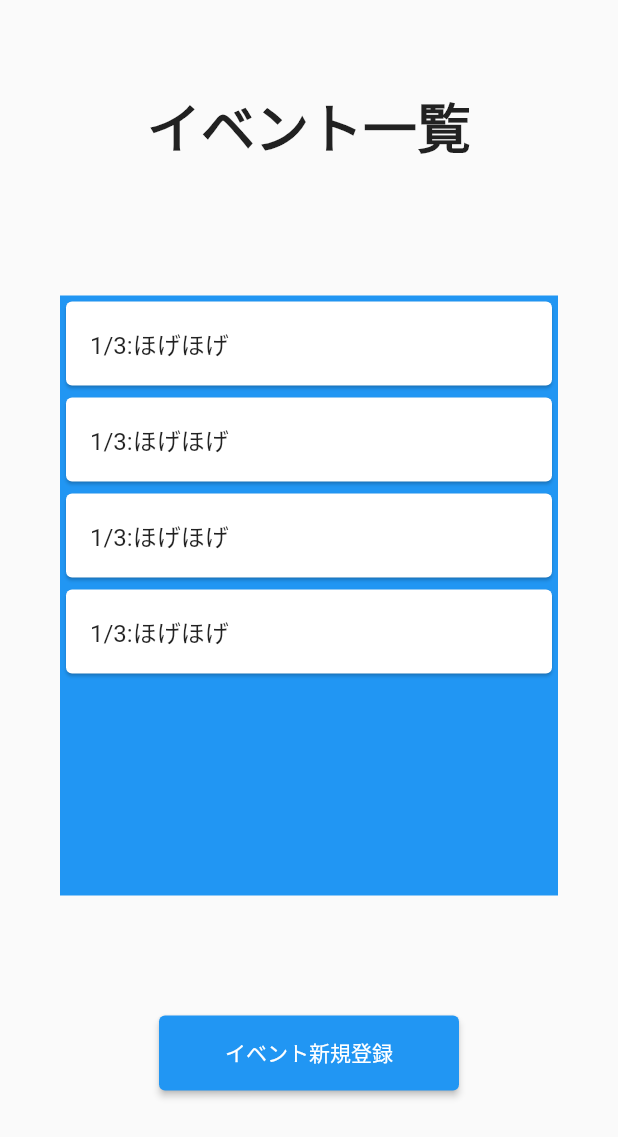
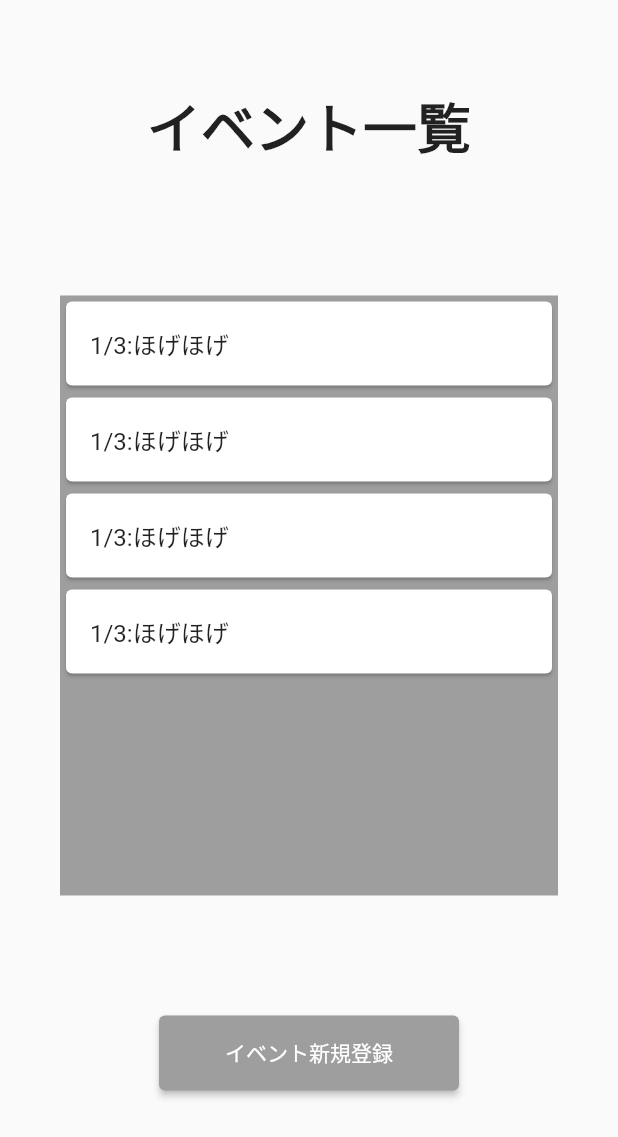
Before and after one commit to jack-app/ideathon-summer-team2, a Flutter app: the screen it shows after launch, after a tap on "イベント一覧", on a phone screen of 412 x 824 dp. Shown: the top 1137 px of the screen. Run offline on Flutter 3.47's test engine with Material 2 defaults, Android fonts, the phone set to English and light mode, and no system bars.

Commit message:
change color

```diff
--- a/lib/main.dart
+++ b/lib/main.dart
@@ -7,7 +7,7 @@ class MyApp extends StatelessWidget {
     return MaterialApp(
       title: 'お金集めるんです',
       theme: ThemeData(
-        primarySwatch: Colors.blue,),
+        primarySwatch: Colors.grey,),
       home: TitlePage(),
     );
   }
@@ -36,7 +36,7 @@ class TitlePage extends StatelessWidget {
               width: 200, //横幅
               height: 50, //高さ
               child: ElevatedButton(
-                style: ElevatedButton.styleFrom(primary: Colors.blue,),
+                style: ElevatedButton.styleFrom(primary: Colors.grey,),
                 onPressed: () {
                   Navigator.of(context).push(
                   MaterialPageRoute(builder: (context) {
@@ -47,6 +47,7 @@ class TitlePage extends StatelessWidget {
               ),
             ),
           ),
+
           //イベント登録画面
           Container(
             margin: EdgeInsets.all(40),
@@ -54,7 +55,7 @@ class TitlePage extends StatelessWidget {
               width: 200, //横幅
               height: 50, //高さ
               child: ElevatedButton(
-                style: ElevatedButton.styleFrom(primary: Colors.blue,),
+                style: ElevatedButton.styleFrom(primary: Colors.grey,),
                 onPressed: () {},
                 child: Text('イベント登録', style: TextStyle(color: Colors.white)),
             ),
@@ -86,10 +87,9 @@ class HomePage extends StatelessWidget {
             Container(
               height: 400,
               margin: EdgeInsets.all(40),
-              color: Colors.blue,
+              color: Colors.grey,
               child:ListView(
                 children: <Widget>[
-
                   Card(
                     child: ListTile(
                       title: Text('1/3:ほげほげ'),
@@ -121,7 +121,7 @@ class HomePage extends StatelessWidget {
                 width: 200, //横幅
                 height: 50, //高さ
                 child: ElevatedButton(
-                  style: ElevatedButton.styleFrom(primary: Colors.blue,),
+                  style: ElevatedButton.styleFrom(primary: Colors.grey,),
                   onPressed: () { // ここで遷移先の画面を指定
                   },
                   child: Text('イベント新規登録', style: TextStyle(color: Colors.white)),
```
